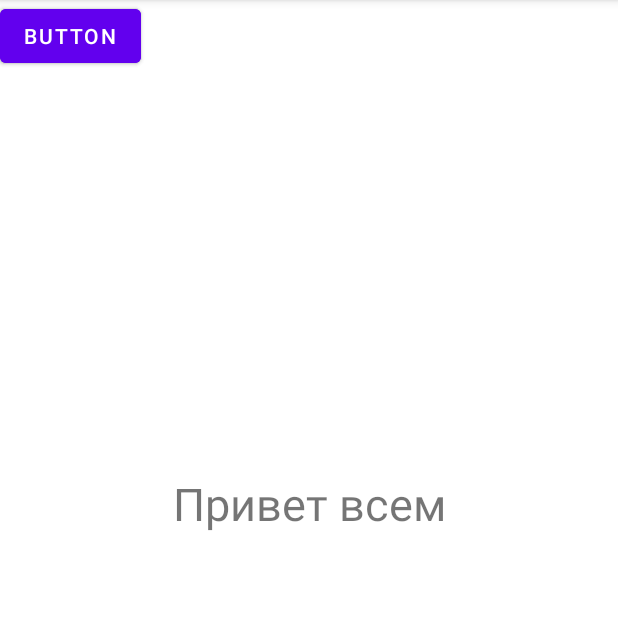
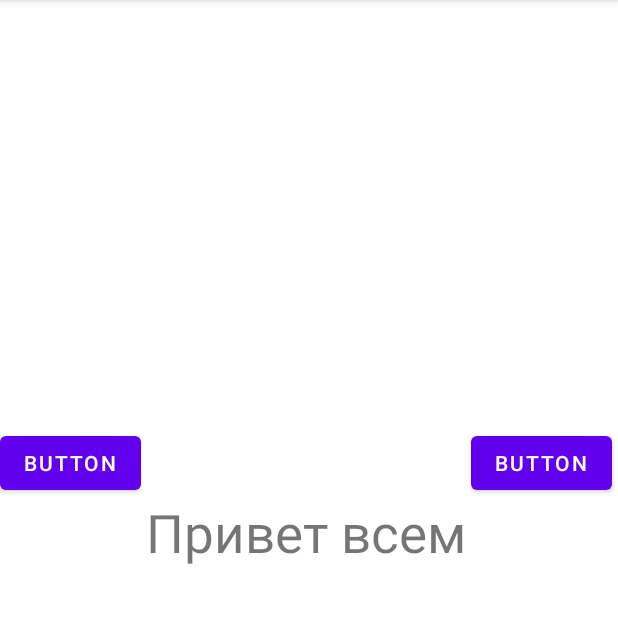
Before and after one commit to Talaybekovna/homework, an Android app: the screen it shows after launch (MainActivity), on a phone screen of 412 x 824 dp, the part 84-707 px from its top. Run offline under Robolectric (Android 15) with nearby library versions, the light colour scheme and no system bars.

Commit message:
added homework21

```diff
--- a/app/src/main/res/layout/activity_main.xml
+++ b/app/src/main/res/layout/activity_main.xml
@@ -10,27 +10,33 @@
         android:layout_width="wrap_content"
         android:layout_height="wrap_content"
         android:text="@string/greeting"
-        android:textSize="30sp"
+        android:textSize="35sp"
         app:layout_constraintBottom_toBottomOf="parent"
-        app:layout_constraintLeft_toLeftOf="parent"
-        app:layout_constraintRight_toRightOf="parent"
+        app:layout_constraintEnd_toStartOf="@+id/button2"
+        app:layout_constraintHorizontal_bias="0.538"
+        app:layout_constraintStart_toEndOf="@+id/button"
         app:layout_constraintTop_toTopOf="parent"
-        app:layout_constraintVertical_bias="0.434" />
+        app:layout_constraintVertical_bias="0.46" />
 
     <Button
         android:id="@+id/button"
         android:layout_width="wrap_content"
         android:layout_height="wrap_content"
         android:text="Button"
-        tools:layout_editor_absoluteX="6dp"
-        tools:layout_editor_absoluteY="249dp" />
+        app:layout_constraintBottom_toBottomOf="parent"
+        app:layout_constraintStart_toStartOf="parent"
+        app:layout_constraintTop_toTopOf="parent"
+        app:layout_constraintVertical_bias="0.395" />
 
     <Button
         android:id="@+id/button2"
         android:layout_width="wrap_content"
         android:layout_height="wrap_content"
+        android:layout_marginEnd="4dp"
         android:text="Button"
-        tools:layout_editor_absoluteX="311dp"
-        tools:layout_editor_absoluteY="249dp" />
+        app:layout_constraintBottom_toBottomOf="parent"
+        app:layout_constraintEnd_toEndOf="parent"
+        app:layout_constraintTop_toTopOf="parent"
+        app:layout_constraintVertical_bias="0.395" />
 
 </androidx.constraintlayout.widget.ConstraintLayout>
```
